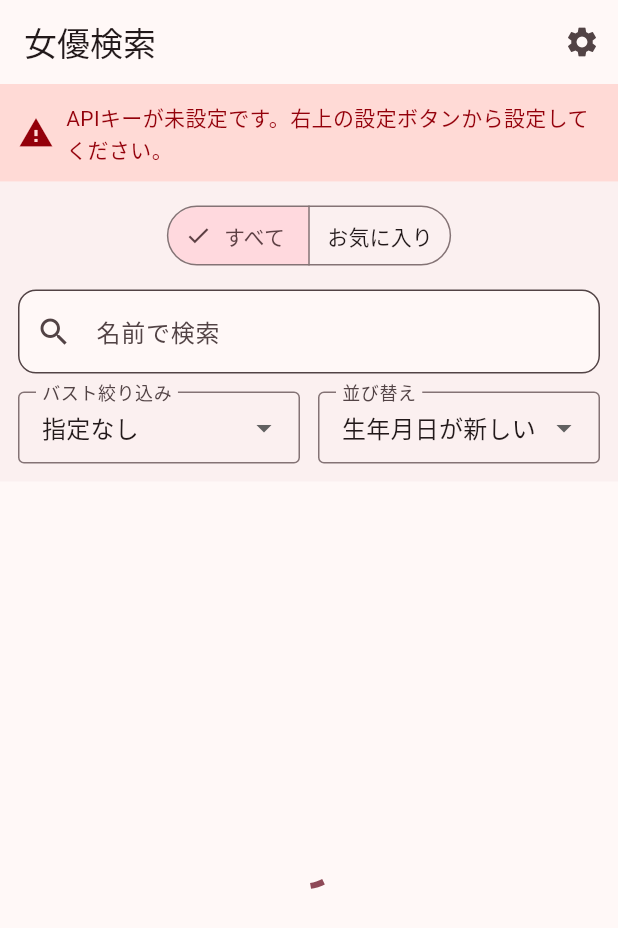
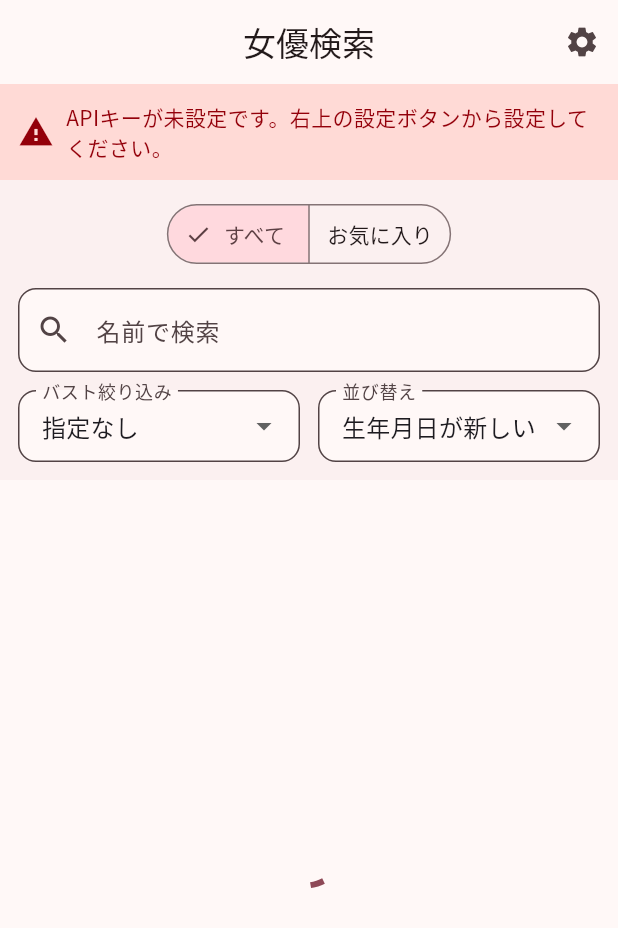
Before and after one commit to nollie540kickflip/actress_search, a Flutter app: the screen it shows after launch, on a phone screen of 412 x 824 dp. Shown: the top 928 px of the screen. Run offline on Flutter 3.47's test engine with Material 3 defaults, Android fonts, the phone set to English and light mode, and no system bars; our stand-ins replace flutter_riverpod, google_fonts, isar, local_auth, shared_preferences; accounts and stored records are empty; generated files the repository leaves out were written again.

Commit message:
style(ui): アプリ全体のデザインをモダンなUIに刷新
- `google_fonts`パッケージを導入し、全体のフォントをNoto Sans JPに変更
- `main.dart`にてMaterial 3をベースとした新しいThemeDataとカラーパレットを設定
- `AuthScreen`（認証画面）にグラデーション背景とカードUIを採用し、リッチな外観に変更
- `DetailScreen`（詳細画面）に`SliverAppBar`を導入し、スクロール時に画像が折りたたまれるヘッダーアニメーションとカード型プロフィールUIを実装
- `ActressListTile`（リスト項目）を大きなサムネイル画像を持つ角丸のカードデザインに変更
- `HomeFilters`（検索フィルター）のドロップダウン入力枠を角丸のアウトラインデザインに変更

```diff
--- a/lib/main.dart
+++ b/lib/main.dart
@@ -1,5 +1,6 @@
 import 'package:flutter/material.dart';
 import 'package:flutter_riverpod/flutter_riverpod.dart';
+import 'package:google_fonts/google_fonts.dart';
 import 'screens/auth_screen.dart';
 import 'services/isar_service.dart';
 import 'providers/database_provider.dart';
@@ -27,8 +28,25 @@ class MyApp extends StatelessWidget {
   Widget build(BuildContext context) {
     return MaterialApp(
       title: 'DMM Actress Search',
+      debugShowCheckedModeBanner: false,
       theme: ThemeData(
-        colorScheme: ColorScheme.fromSeed(seedColor: Colors.pink),
+        colorScheme: ColorScheme.fromSeed(
+          seedColor: const Color(0xFFE91E63), // Pink
+          brightness: Brightness.light,
+        ),
+        textTheme: GoogleFonts.notoSansJpTextTheme(),
+        appBarTheme: const AppBarTheme(
+          centerTitle: true,
+          elevation: 0,
+          scrolledUnderElevation: 0,
+        ),
+        cardTheme: CardThemeData(
+          elevation: 2,
+          shape: RoundedRectangleBorder(
+            borderRadius: BorderRadius.circular(16),
+          ),
+          clipBehavior: Clip.antiAlias,
+        ),
         useMaterial3: true,
       ),
       home: const AuthScreen(),
--- a/lib/screens/auth_screen.dart
+++ b/lib/screens/auth_screen.dart
@@ -107,23 +107,68 @@ class _AuthScreenState extends State<AuthScreen> with WidgetsBindingObserver {
     }
 
     return Scaffold(
-      body: Center(
+      body: Container(
+        width: double.infinity,
+        decoration: BoxDecoration(
+          gradient: LinearGradient(
+            begin: Alignment.topLeft,
+            end: Alignment.bottomRight,
+            colors: [
+              Theme.of(context).colorScheme.primaryContainer.withValues(alpha: 0.5),
+              Theme.of(context).colorScheme.surface,
+            ],
+          ),
+        ),
+        child: Center(
+          child: Card(
+            margin: const EdgeInsets.symmetric(horizontal: 32),
+            shape: RoundedRectangleBorder(
+              borderRadius: BorderRadius.circular(24),
+            ),
+            elevation: 8,
+            shadowColor: Colors.black12,
+            child: Padding(
+              padding: const EdgeInsets.all(40.0),
               child: Column(
+                mainAxisSize: MainAxisSize.min,
                 mainAxisAlignment: MainAxisAlignment.center,
                 children: [
-            const Icon(Icons.lock, size: 80, color: Colors.grey),
-            const SizedBox(height: 20),
+                  Container(
+                    padding: const EdgeInsets.all(16),
+                    decoration: BoxDecoration(
+                      color: Theme.of(context).colorScheme.primary.withValues(alpha: 0.1),
+                      shape: BoxShape.circle,
+                    ),
+                    child: Icon(
+                      Icons.lock_outline_rounded,
+                      size: 64,
+                      color: Theme.of(context).colorScheme.primary,
+                    ),
+                  ),
+                  const SizedBox(height: 24),
                   Text(
                     _authMessage,
-              style: const TextStyle(fontSize: 16),
+                    style: Theme.of(context).textTheme.titleMedium?.copyWith(
+                          fontWeight: FontWeight.w600,
+                        ),
                     textAlign: TextAlign.center,
                   ),
-            const SizedBox(height: 30),
-            ElevatedButton(
-              onPressed: _authenticate,
-              child: const Text('再試行'),
+                  const SizedBox(height: 32),
+                  FilledButton.icon(
+                    onPressed: _isAuthenticating ? null : _authenticate,
+                    icon: const Icon(Icons.security),
+                    label: const Text('認証してロック解除'),
+                    style: FilledButton.styleFrom(
+                      padding: const EdgeInsets.symmetric(horizontal: 24, vertical: 12),
+                      shape: RoundedRectangleBorder(
+                        borderRadius: BorderRadius.circular(12),
+                      ),
+                    ),
                   ),
                 ],
+              ),
+            ),
+          ),
         ),
       ),
     );
--- a/lib/widgets/home_filters.dart
+++ b/lib/widgets/home_filters.dart
@@ -75,11 +75,13 @@ class _HomeFiltersState extends ConsumerState<HomeFilters> {
             children: [
               Expanded(
                 child: DropdownButtonFormField<int?>(
-                  isExpanded: true, // Overflowバグ修正
-                  decoration: const InputDecoration(
+                  isExpanded: true,
+                  decoration: InputDecoration(
                     labelText: 'バスト絞り込み',
-                    border: OutlineInputBorder(),
-                    contentPadding: EdgeInsets.symmetric(horizontal: 12, vertical: 8),
+                    border: OutlineInputBorder(borderRadius: BorderRadius.circular(12)),
+                    contentPadding: const EdgeInsets.symmetric(horizontal: 12, vertical: 12),
+                    filled: true,
+                    fillColor: Theme.of(context).colorScheme.surface,
                   ),
                   initialValue: state.minBust,
                   items: const [
@@ -96,11 +98,13 @@ class _HomeFiltersState extends ConsumerState<HomeFilters> {
               const SizedBox(width: 12),
               Expanded(
                 child: DropdownButtonFormField<bool>(
-                  isExpanded: true, // Overflowバグ修正
-                  decoration: const InputDecoration(
+                  isExpanded: true,
+                  decoration: InputDecoration(
                     labelText: '並び替え',
-                    border: OutlineInputBorder(),
-                    contentPadding: EdgeInsets.symmetric(horizontal: 12, vertical: 8),
+                    border: OutlineInputBorder(borderRadius: BorderRadius.circular(12)),
+                    contentPadding: const EdgeInsets.symmetric(horizontal: 12, vertical: 12),
+                    filled: true,
+                    fillColor: Theme.of(context).colorScheme.surface,
                   ),
                   initialValue: state.isBirthDateDesc,
                   items: const [
--- a/pubspec.yaml
+++ b/pubspec.yaml
@@ -42,6 +42,7 @@ dependencies:
   url_launcher: ^6.3.2
   shared_preferences: ^2.5.5
   local_auth: ^3.0.2
+  google_fonts: ^8.2.1
 
 dev_dependencies:
   flutter_test:
```
Also changed, not shown: lib/screens/detail_screen.dart (+62 -34 lines), lib/widgets/actress_list_tile.dart (+70 -22 lines), pubspec.lock. Lines whose indentation alone changed are shown as unchanged.
